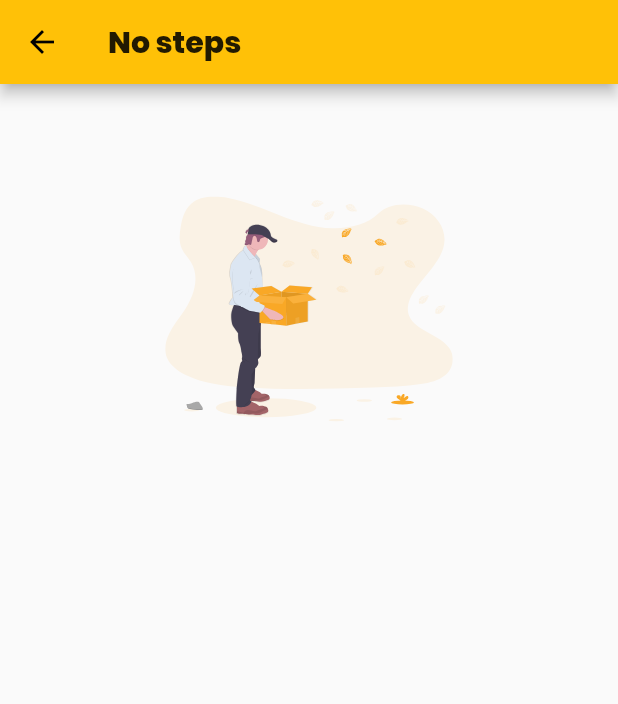
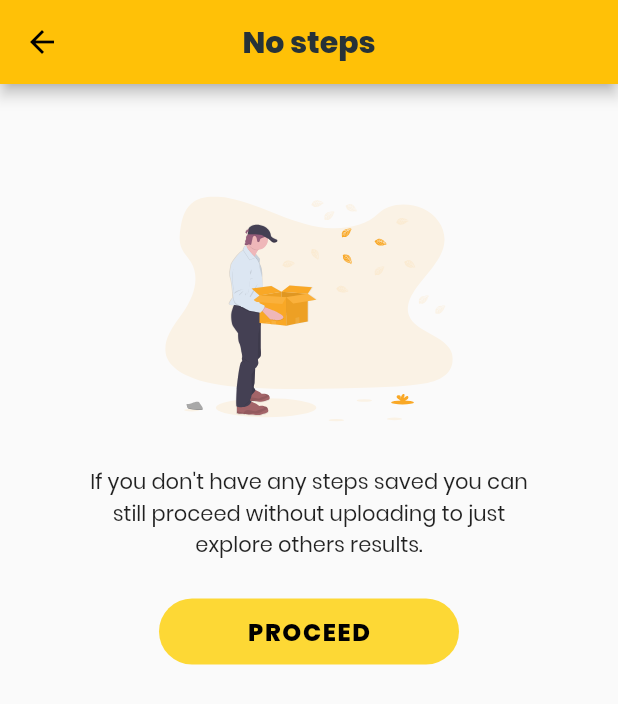
Before and after one commit to hci-gu/corona-movement, a Flutter app: the SelectDataSource screen opened directly, after a tap on an icon or button, on a phone screen of 412 x 824 dp. Shown: the top 704 px of the screen. Run offline on Flutter 3.47's test engine with Material 2 defaults, Android fonts, the light colour scheme and no system bars; our stand-ins replace cookie_jar, dio, dio_cookie_manager, fl_chart, flutter_hooks, flutter_svg and 1 more; missing offline and left inert: dio_retry, health, workmanager; accounts and stored records are empty; network calls fail.

Commit message:
allow user to view app without steps saved

```diff
--- a/app/lib/models/steps.dart
+++ b/app/lib/models/steps.dart
@@ -161,7 +161,7 @@ Action getStepsComparisonAction = (get) async {
   StepsModel steps = get(stepsAtom);
   User user = get(userAtom);
 
-  if (steps.comparison == null) {
+  if (steps.comparison == null && user.id != 'all') {
     api.HealthComparison data = await api.getComparison(user.id);
     steps.setComparison(data);
   }
--- a/app/lib/pages/compare-steps.dart
+++ b/app/lib/pages/compare-steps.dart
@@ -8,7 +8,7 @@ class CompareSteps extends HookWidget {
   @override
   Widget build(BuildContext context) {
     return Scaffold(
-      appBar: AppWidgets.appBar(context, 'Compare'),
+      appBar: AppWidgets.appBar(context, 'Compare', false),
       body: Container(
         child: ListView(
           padding: EdgeInsets.only(top: 25),
--- a/app/lib/pages/detailed-steps.dart
+++ b/app/lib/pages/detailed-steps.dart
@@ -8,7 +8,7 @@ class DetailedSteps extends HookWidget {
   @override
   Widget build(BuildContext context) {
     return Scaffold(
-      appBar: AppWidgets.appBar(context, 'Detailed steps'),
+      appBar: AppWidgets.appBar(context, 'Detailed steps', true),
       body: Container(
         child: ListView(
           padding: EdgeInsets.only(top: 25),
--- a/app/lib/pages/home.dart
+++ b/app/lib/pages/home.dart
@@ -25,7 +25,7 @@ class Home extends HookWidget {
     }, []);
 
     return Scaffold(
-      appBar: AppWidgets.appBar(context),
+      appBar: AppWidgets.appBar(context, null, true),
       body: Container(
         child: ListView(
           padding: EdgeInsets.only(top: 25),
--- a/app/lib/pages/onboarding/no-steps.dart
+++ b/app/lib/pages/onboarding/no-steps.dart
@@ -1,8 +1,11 @@
 import 'package:wfhmovement/models/onboarding_model.dart';
+import 'package:wfhmovement/models/user_model.dart';
 import 'package:wfhmovement/models/recoil.dart';
 import 'package:flutter/material.dart';
 import 'package:flutter_hooks/flutter_hooks.dart';
 import 'package:flutter_svg/svg.dart';
+import 'package:wfhmovement/style.dart';
+import 'package:wfhmovement/widgets/button.dart';
 
 class NoSteps extends HookWidget {
   @override
@@ -10,19 +13,14 @@ class NoSteps extends HookWidget {
     OnboardingModel onboarding = useModel(onboardingAtom);
 
     return Scaffold(
-      appBar: AppBar(
-        title: Text(
-          'No steps',
-          style: TextStyle(
-            fontWeight: FontWeight.w800,
-          ),
-        ),
-      ),
+      appBar: AppWidgets.appBar(context, 'No steps', false),
       body: _body(context, onboarding),
     );
   }
 
   Widget _body(BuildContext context, OnboardingModel onboarding) {
+    var proceedWithoutSteps = useAction(proceedWithoutStepsAction);
+
     return Center(
       child: Container(
         margin: EdgeInsets.symmetric(horizontal: 25, vertical: 50),
@@ -35,6 +33,17 @@ class NoSteps extends HookWidget {
                 height: 150,
               ),
             ),
+            AppWidgets.chartDescription(
+              'If you don\'t have any steps saved you can still proceed without uploading to just explore others results.',
+            ),
+            StyledButton(
+              title: 'Proceed',
+              onPressed: () {
+                proceedWithoutSteps();
+                Navigator.of(context).pop();
+                Navigator.of(context).pop();
+              },
+            )
           ],
         ),
       ),
--- a/app/lib/pages/onboarding/select-data-source.dart
+++ b/app/lib/pages/onboarding/select-data-source.dart
@@ -5,15 +5,13 @@ import 'package:flutter_hooks/flutter_hooks.dart';
 import 'package:flutter_svg/svg.dart';
 import 'package:wfhmovement/pages/onboarding/data-source.dart';
 import 'package:wfhmovement/pages/onboarding/no-steps.dart';
+import 'package:wfhmovement/style.dart';
 
 class SelectDataSource extends HookWidget {
   @override
   Widget build(BuildContext context) {
     return Scaffold(
-      appBar: AppBar(
-        title: Text('Select data source',
-            style: TextStyle(fontWeight: FontWeight.w800)),
-      ),
+      appBar: AppWidgets.appBar(context, 'Select data source', false),
       body: _body(context),
     );
   }
--- a/app/lib/pages/today-before.dart
+++ b/app/lib/pages/today-before.dart
@@ -8,7 +8,7 @@ class TodayBefore extends HookWidget {
   @override
   Widget build(BuildContext context) {
     return Scaffold(
-      appBar: AppWidgets.appBar(context, 'Today & Before'),
+      appBar: AppWidgets.appBar(context, 'Today & Before', false),
       body: Container(
         child: ListView(
           padding: EdgeInsets.only(top: 25),
--- a/app/lib/style.dart
+++ b/app/lib/style.dart
@@ -21,7 +21,7 @@ class AppColors {
 }
 
 class AppWidgets {
-  static AppBar appBar(BuildContext context, [String title]) {
+  static AppBar appBar(BuildContext context, [String title, bool settings]) {
     return AppBar(
       centerTitle: true,
       title: Text(
@@ -32,6 +32,7 @@ class AppWidgets {
         ),
       ),
       actions: [
+        if (settings)
           GestureDetector(
             onTap: () {
               Navigator.of(context).push(MaterialPageRoute(
--- a/app/pubspec.yaml
+++ b/app/pubspec.yaml
@@ -1,7 +1,7 @@
 name: wfhmovement
 description: A new Flutter project.
 
-version: 1.0.5+6
+version: 1.0.6+7
 
 environment:
   sdk: '>=2.5.2 <3.0.0'
```
Also changed, not shown: app/lib/models/user_model.dart (+26 -1 lines), app/lib/pages/onboarding/data-source.dart (+2 -8 lines), app/lib/pages/settings.dart (+1 -10 lines), app/pubspec.lock. Lines whose indentation alone changed are shown as unchanged.
